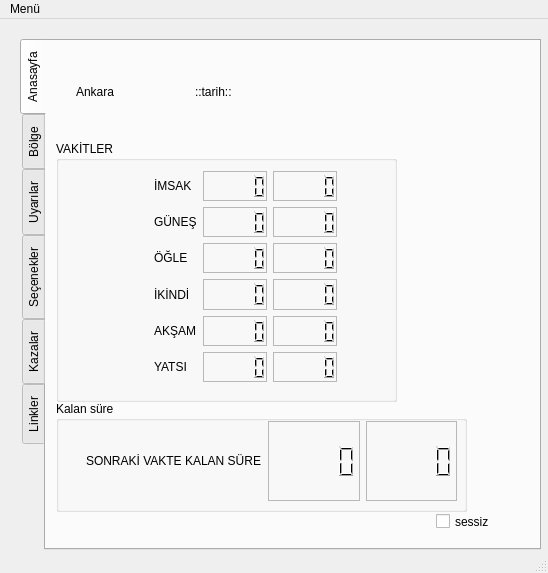
The window that mine/gui/ui_pynamaz.ui (mustafairan/pynamaz) describes before a commit, drawn with Qt 5.
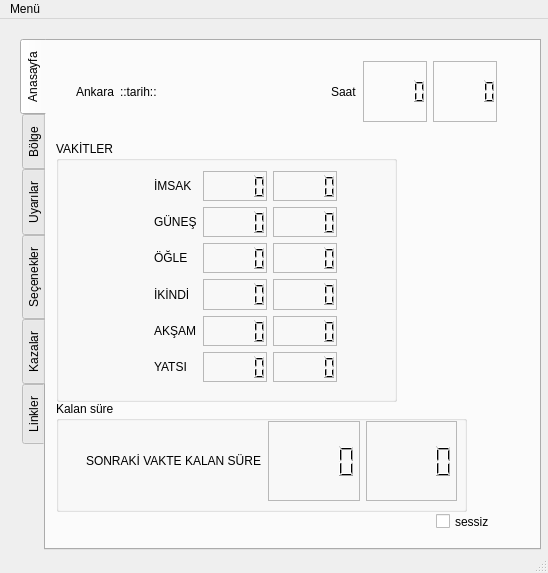
The same window after the commit. The open tabs and pages were chosen to show the change.

```diff
--- a/mine/gui/ui_pynamaz.ui
+++ b/mine/gui/ui_pynamaz.ui
@@ -451,11 +451,18 @@
           <rect>
            <x>30</x>
            <y>20</y>
-           <width>231</width>
+           <width>421</width>
            <height>61</height>
           </rect>
          </property>
          <layout class="QGridLayout" name="gridLayout_8">
+          <item row="1" column="3">
+           <widget class="QLabel" name="label_6">
+            <property name="text">
+             <string>Saat</string>
+            </property>
+           </widget>
+          </item>
           <item row="1" column="1">
            <widget class="QLabel" name="labelCurrentDate">
             <property name="text">
@@ -470,6 +477,57 @@
             </property>
            </widget>
           </item>
+          <item row="1" column="2">
+           <spacer name="horizontalSpacer_7">
+            <property name="orientation">
+             <enum>Qt::Horizontal</enum>
+            </property>
+            <property name="sizeHint" stdset="0">
+             <size>
+              <width>40</width>
+              <height>20</height>
+             </size>
+            </property>
+           </spacer>
+          </item>
+          <item row="1" column="5">
+           <widget class="QLCDNumber" name="lcdNumberFajrMinute_3">
+            <property name="frameShape">
+             <enum>QFrame::StyledPanel</enum>
+            </property>
+            <property name="frameShadow">
+             <enum>QFrame::Sunken</enum>
+            </property>
+            <property name="lineWidth">
+             <number>1</number>
+            </property>
+            <property name="smallDecimalPoint">
+             <bool>false</bool>
+            </property>
+            <property name="segmentStyle">
+             <enum>QLCDNumber::Filled</enum>
+            </property>
+           </widget>
+          </item>
+          <item row="1" column="4">
+           <widget class="QLCDNumber" name="lcdNumberFajrMinute_2">
+            <property name="frameShape">
+             <enum>QFrame::StyledPanel</enum>
+            </property>
+            <property name="frameShadow">
+             <enum>QFrame::Sunken</enum>
+            </property>
+            <property name="lineWidth">
+             <number>1</number>
+            </property>
+            <property name="smallDecimalPoint">
+             <bool>false</bool>
+            </property>
+            <property name="segmentStyle">
+             <enum>QLCDNumber::Filled</enum>
+            </property>
+           </widget>
+          </item>
          </layout>
         </widget>
         <widget class="QWidget" name="horizontalLayoutWidget">
```
Left out of the diff: 6 changed lines with no effect on the pictures.
